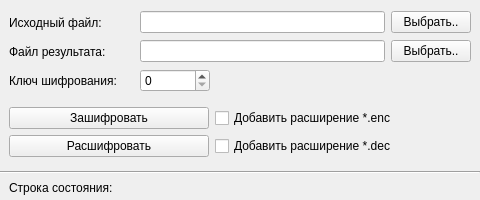
Above: view/mainwindow.ui from Kirill-Zalomov/MiSKZI_lab1 before the change. Below: the same form after it.
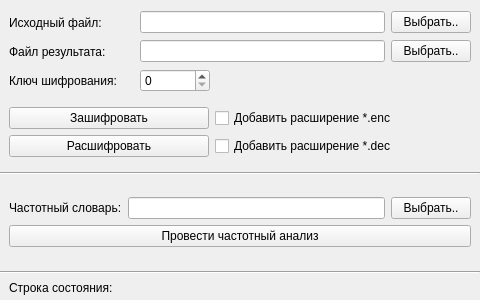
That is the form after the change.

What changed in the file:
```diff
--- a/view/mainwindow.ui
+++ b/view/mainwindow.ui
@@ -7,7 +7,7 @@
     <x>0</x>
     <y>0</y>
     <width>480</width>
-    <height>200</height>
+    <height>300</height>
    </rect>
   </property>
   <property name="sizePolicy">
@@ -19,13 +19,13 @@
   <property name="minimumSize">
    <size>
     <width>480</width>
-    <height>200</height>
+    <height>300</height>
    </size>
   </property>
   <property name="maximumSize">
    <size>
     <width>480</width>
-    <height>200</height>
+    <height>300</height>
    </size>
   </property>
   <property name="windowTitle">
@@ -41,16 +41,16 @@
    <property name="minimumSize">
     <size>
      <width>480</width>
-     <height>200</height>
+     <height>300</height>
     </size>
    </property>
    <property name="maximumSize">
     <size>
      <width>480</width>
-     <height>200</height>
+     <height>300</height>
     </size>
    </property>
-   <layout class="QVBoxLayout" name="verticalLayout_2">
+   <layout class="QVBoxLayout" name="verticalLayout_4">
     <property name="leftMargin">
      <number>0</number>
     </property>
@@ -268,7 +268,7 @@
          <number>9</number>
         </property>
         <property name="bottomMargin">
-         <number>6</number>
+         <number>9</number>
         </property>
         <item>
          <widget class="QPushButton" name="pushButton_decipher">
@@ -301,6 +301,73 @@
         </item>
        </layout>
       </item>
+      <item>
+       <widget class="Line" name="line_2">
+        <property name="orientation">
+         <enum>Qt::Horizontal</enum>
+        </property>
+       </widget>
+      </item>
+      <item>
+       <layout class="QHBoxLayout" name="horizontalLayout_6">
+        <property name="leftMargin">
+         <number>9</number>
+        </property>
+        <property name="topMargin">
+         <number>16</number>
+        </property>
+        <property name="rightMargin">
+         <number>9</number>
+        </property>
+        <item>
+         <widget class="QLabel" name="label_4">
+          <property name="text">
+           <string>Частотный словарь:</string>
+          </property>
+         </widget>
+        </item>
+        <item>
+         <widget class="QLineEdit" name="lineEdit_freauencyDictionaryFilePath">
+          <property name="readOnly">
+           <bool>true</bool>
+          </property>
+         </widget>
+        </item>
+        <item>
+         <widget class="QPushButton" name="button_chooseFrequencyDictionary">
+          <property name="cursor">
+           <cursorShape>PointingHandCursor</cursorShape>
+          </property>
+          <property name="text">
+           <string>Выбрать..</string>
+          </property>
+         </widget>
+        </item>
+       </layout>
+      </item>
+      <item>
+       <layout class="QVBoxLayout" name="verticalLayout_2">
+        <property name="leftMargin">
+         <number>9</number>
+        </property>
+        <property name="rightMargin">
+         <number>9</number>
+        </property>
+        <property name="bottomMargin">
+         <number>16</number>
+        </property>
+        <item>
+         <widget class="QPushButton" name="button_startFrequencyAnalysis">
+          <property name="cursor">
+           <cursorShape>PointingHandCursor</cursorShape>
+          </property>
+          <property name="text">
+           <string>Провести частотный анализ</string>
+          </property>
+         </widget>
+        </item>
+       </layout>
+      </item>
       <item>
        <widget class="Line" name="line">
         <property name="minimumSize">
```
Left out of the diff: 6 changed lines with no effect on the pictures.
